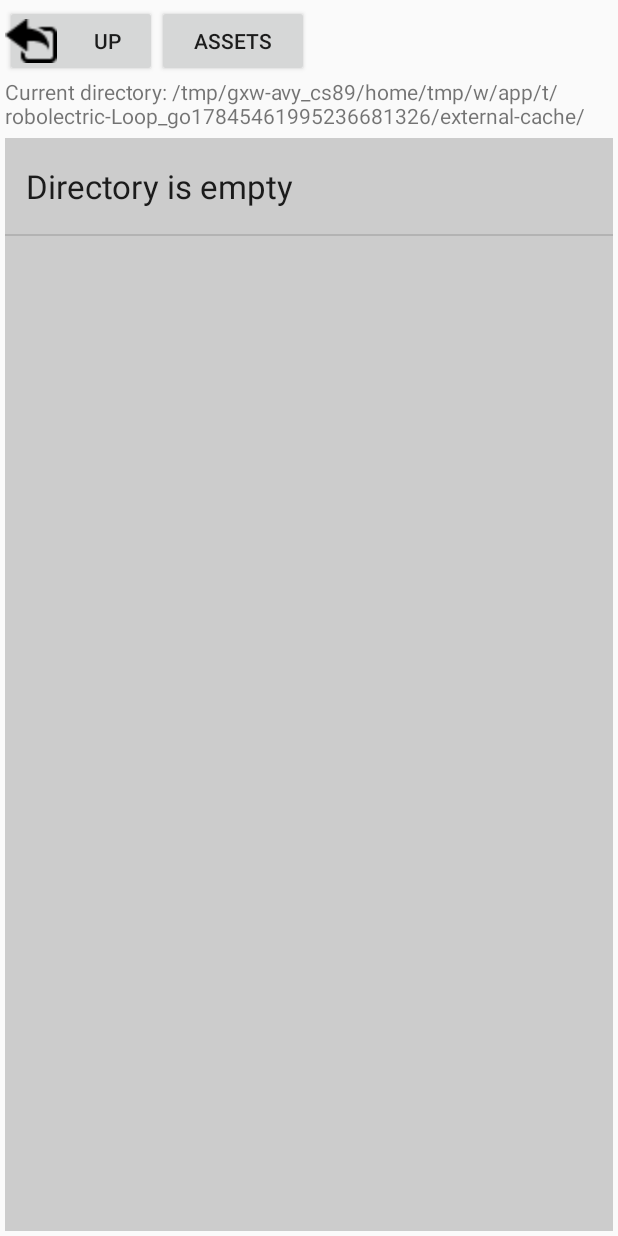
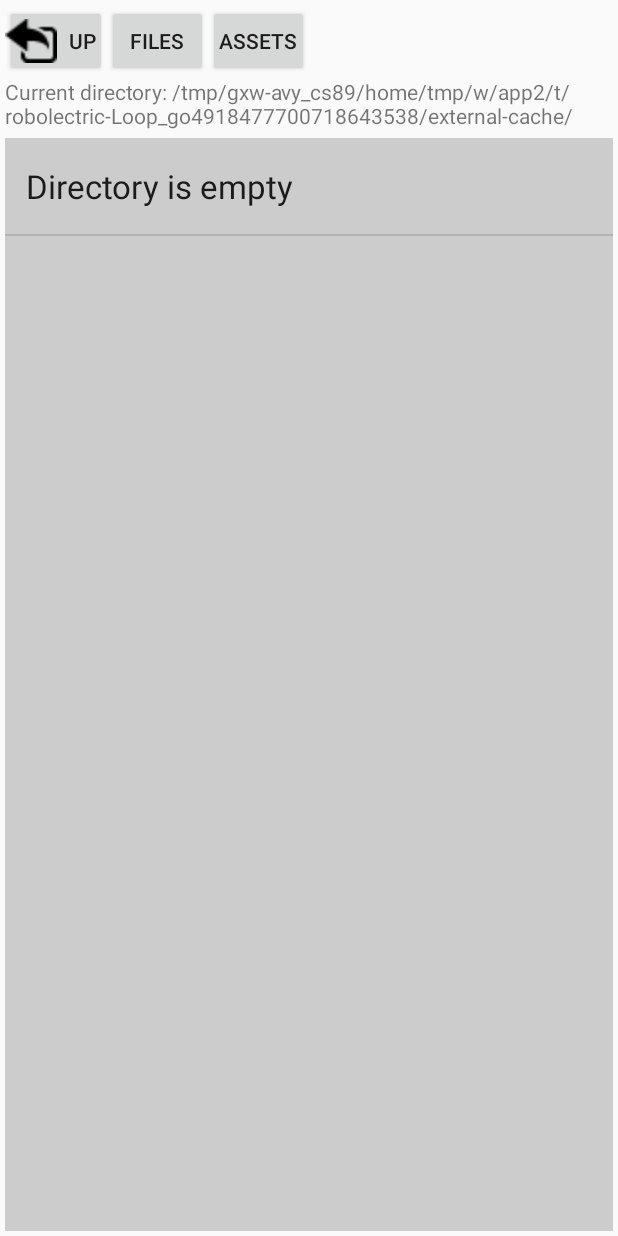
Before and after one commit to ELinda/baggage-bonanza, an Android app: the screen it shows after launch (FileBrowserActivity), after a tap on "CHOOSE FILE", on a phone screen of 412 x 824 dp. Run offline under Robolectric (Android 15) with nearby library versions, the light colour scheme and no system bars; 3 other taps on this screen came first.

Commit message:
make file-browser more user friendly

```diff
--- a/app/src/main/AndroidManifest.xml
+++ b/app/src/main/AndroidManifest.xml
@@ -8,7 +8,9 @@
         android:label="@string/app_name"
         android:supportsRtl="true"
         android:theme="@style/AppTheme">
-        <activity android:name=".MainActivity">
+        <activity android:name=".MainActivity"
+                  android:configChanges="keyboardHidden|orientation|screenSize"
+                  android:label="@string/app_name">
             <intent-filter>
                 <action android:name="android.intent.action.MAIN" />
                 <category android:name="android.intent.category.LAUNCHER" />
--- a/app/src/main/java/com/example/linda/funhouse/FileBrowserActivity.java
+++ b/app/src/main/java/com/example/linda/funhouse/FileBrowserActivity.java
@@ -3,6 +3,7 @@
 
 import android.app.Activity;
 import android.content.Intent;
+import android.content.SharedPreferences;
 import android.content.res.Configuration;
 import android.graphics.Color;
 import android.os.Bundle;
@@ -51,6 +52,8 @@
 	public static final String returnFileParameter = "ua.com.vassiliev.androidfilebrowser.filePathRet";
 	public static final String showCannotReadParameter = "ua.com.vassiliev.androidfilebrowser.showCannotRead";
 	public static final String filterExtension = "ua.com.vassiliev.androidfilebrowser.filterExtension";
+    public static final String PREFS_NAME = "FileBrowserPrefs";
+    SharedPreferences settings = null;
 
 	// Stores names of traversed directories
 	ArrayList<String> pathDirsList = new ArrayList<String>();
@@ -63,6 +66,7 @@
 	private List<Item> fileList = new ArrayList<Item>();
 	private File path = null;
 	private String chosenFile;
+    private static final String LAST_DIRECTORY_KEY = "LAST_DIRECTORY";
 	// private static final int DIALOG_LOAD_FILE = 1000;
 
 	ArrayAdapter<Item> adapter;
@@ -81,29 +85,23 @@
 	@Override
 	public void onCreate(Bundle savedInstanceState) {
 		super.onCreate(savedInstanceState);
-		// In case of
-		// ua.com.vassiliev.androidfilebrowser.SELECT_DIRECTORY_ACTION
-		// Expects com.mburman.fileexplore.directoryPath parameter to
-		// point to the start folder.
-		// If empty or null, will start from SDcard root.
 		setContentView(R.layout.ua_com_vassiliev_filebrowser_layout);
+        settings = getSharedPreferences(PREFS_NAME, 0);
 
-		// Set action for this activity
+
+        // Set action for this activity
 		Intent thisInt = this.getIntent();
-		currentAction = SELECT_DIRECTORY;// This would be a default action in
-											// case not set by intent
+		currentAction = SELECT_DIRECTORY;
 		if (thisInt.getAction().equalsIgnoreCase(INTENT_ACTION_SELECT_FILE)) {
 			Log.d(LOGTAG, "SELECT ACTION - SELECT FILE");
 			currentAction = SELECT_FILE;
 		}
 
 		showHiddenFilesAndDirs = thisInt.getBooleanExtra(
-				showCannotReadParameter, true);
+				showCannotReadParameter, false);
 
 		filterFileExtension = thisInt.getStringExtra(filterExtension);
-
 		setInitialDirectory();
-
 		parseDirectoryPath();
 		loadFileList();
 		this.createFileListAdapter();
@@ -118,7 +116,7 @@
 		String requestedStartDir = thisInt
 				.getStringExtra(startDirectoryParameter);
 
-		if (requestedStartDir != null && requestedStartDir.length() > 0) {// if(requestedStartDir!=null
+		if (requestedStartDir != null && requestedStartDir.length() > 0) {
 			File tempFile = new File(requestedStartDir);
 			if (tempFile.isDirectory())
 				this.path = tempFile;
@@ -126,14 +124,17 @@
 
 		if (this.path == null) {// No or invalid directory supplied in intent
 								// parameter
-			if (Environment.getExternalStorageDirectory().isDirectory()
+            // since we still need a starting point, if possible, use the last selected directory
+            String last_directory = settings.getString(LAST_DIRECTORY_KEY, "");
+            if (last_directory.length() > 0) {
+                path = new File(last_directory);
+            } else if (Environment.getExternalStorageDirectory().isDirectory()
 					&& Environment.getExternalStorageDirectory().canRead())
 				path = Environment.getExternalStorageDirectory();
 			else
 				path = new File("/");
 		}// if(this.path==null) {//No or invalid directory supplied in intent
-			// parameter
-	}// private void setInitialDirectory() {
+	}
 
 	private void parseDirectoryPath() {
 		pathDirsList.clear();
@@ -171,6 +172,16 @@
 			selectFolderButton.setVisibility(View.GONE);
 		}
 
+        Button filesButton = (Button) this.findViewById(R.id.filesButton);
+        filesButton.setOnClickListener(new OnClickListener() {
+            public void onClick(View v) {
+                Log.d(LOGTAG, "onclick for filesButton");
+                loadFileList();
+                isAsset = false;
+                adapter.notifyDataSetChanged();
+                updateCurrentDirectoryTextView();
+            }
+        });
         Button assetsButton = (Button) this.findViewById(R.id.assetsButton);
         assetsButton.setOnClickListener(new OnClickListener() {
             public void onClick(View v) {
@@ -193,6 +204,10 @@
 	}
 
 	private void updateCurrentDirectoryTextView() {
+        if (isAsset){
+            ((TextView)this.findViewById(R.id.currentDirectoryTextView)).setText("Browsing assets");
+            return;
+        }
 		int i = 0;
 		String curDirString = "";
 		while (i < pathDirsList.size()) {
@@ -269,16 +284,23 @@
 	private void returnDirectoryFinishActivity() {
 		Intent retIntent = new Intent();
 		retIntent.putExtra(returnDirectoryParameter, path.getAbsolutePath());
-		this.setResult(RESULT_OK, retIntent);
+        saveLastDirectorySetting();
+        this.setResult(RESULT_OK, retIntent);
 		this.finish();
 	}// END private void returnDirectoryFinishActivity() {
 
+    private void saveLastDirectorySetting(){
+        SharedPreferences.Editor editor = settings.edit();
+        editor.putString(this.LAST_DIRECTORY_KEY, path.getAbsolutePath());
+        editor.commit();
+    }
 	private void returnFileFinishActivity(String filePath) {
 		Intent retIntent = new Intent();
 		retIntent.putExtra(returnFileParameter, filePath);
+        saveLastDirectorySetting();
 		this.setResult(RESULT_OK, retIntent);
 		this.finish();
-	}// END private void returnDirectoryFinishActivity() {
+	}
 
 	private void loadAssetList() {
         fileList.clear();
@@ -303,6 +325,7 @@
 	}
 
 	private void loadFileList() {
+        isAsset = false;
 		try {
 			path.mkdirs();
 		} catch (SecurityException e) {
--- a/app/src/main/java/com/example/linda/funhouse/MoveActivatedTextView.java
+++ b/app/src/main/java/com/example/linda/funhouse/MoveActivatedTextView.java
@@ -15,7 +15,8 @@
     }
     public void run() {
         float maxDistance = ma.BUTTON_HEIGHT/2 + ma.BUTTON_MARGIN;
-        float lowestQuestionY = ma.rightSideQs.get(ma.rightSideQs.size()-1).getY();
+        float lowestQuestionY = ma.rightSideQs.size() >= 1 ?
+                                ma.rightSideQs.get(ma.rightSideQs.size()-1).getY() : 0;
         activated.setBackgroundColor(ma.ACTIVATED_A_COLOR);
         // If the activated answer is too low in the screen to match with anything,
         // keep shifting it upwards until it's as high as the lowest box on the right.
--- a/app/src/main/res/layout/ua_com_vassiliev_filebrowser_layout.xml
+++ b/app/src/main/res/layout/ua_com_vassiliev_filebrowser_layout.xml
@@ -45,6 +45,15 @@
                 android:drawableLeft="@drawable/dir_up"
                 android:text="Up" />
             <Button
+                android:id="@+id/filesButton"
+                android:layout_width="fill_parent"
+                android:layout_height="wrap_content"
+                android:layout_gravity="top"
+                android:layout_margin="0dp"
+                android:layout_weight="1"
+                android:padding="0dp"
+                android:text="Files" />
+            <Button
                 android:id="@+id/assetsButton"
                 android:layout_width="fill_parent"
                 android:layout_height="wrap_content"
```
Also changed, not shown: app/src/main/assets/lesscommon.txt (deleted, +0 -48 lines), app/src/main/java/com/example/linda/funhouse/MainActivity.java (+9 -9 lines).
